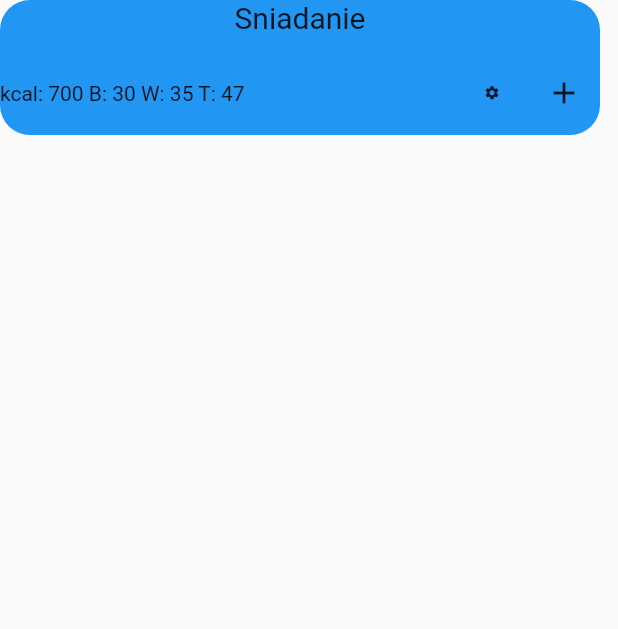
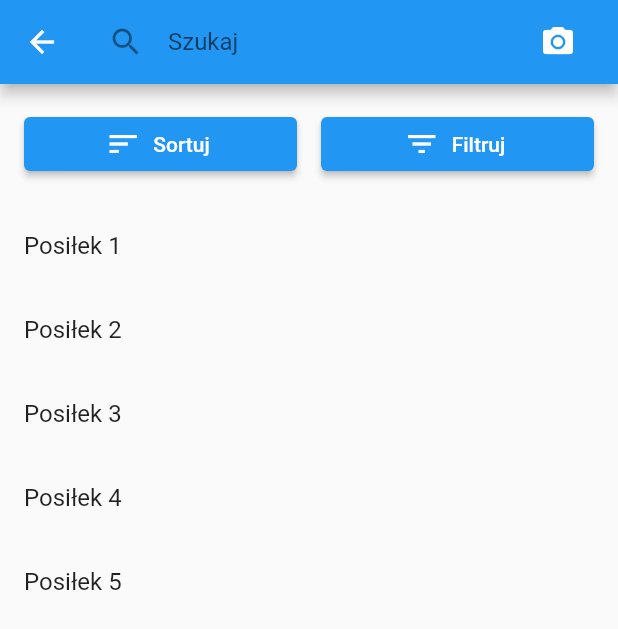
Before and after one commit to ihashand/fridger_app, a Flutter app: the MealButton widget shown alone on an empty page, opened directly, after a tap on the "add" icon, on a phone screen of 412 x 824 dp. Shown: the top 629 px of the screen. Run offline on Flutter 3.47's test engine with Material 2 defaults, Android fonts, the phone set to English and light mode, and no system bars.

Commit message:
Add food widget

```diff
--- a/lib/ui/screens/home_screen.dart
+++ b/lib/ui/screens/home_screen.dart
@@ -1,7 +1,6 @@
 import 'package:flutter/material.dart';
 import 'package:fridger_app/ui/screens/login_screen.dart';
 import 'package:fridger_app/ui/widgets/home_widget.dart';
-import 'package:fridger_app/ui/widgets/calendar_widget.dart';
 import 'package:fridger_app/ui/widgets/calendar_widget.dart';
 
 class HomeScreen extends StatefulWidget {
--- /dev/null
+++ b/lib/ui/widgets/add_food_to_meal_widget.dart
@@ -0,0 +1,74 @@
+import 'package:flutter/material.dart';
+
+class AddFoodToMealWidget extends StatelessWidget {
+  const AddFoodToMealWidget({Key? key}) : super(key: key);
+
+  @override
+  Widget build(BuildContext context) {
+    return Scaffold(
+      appBar: AppBar(
+        title: Row(
+          children: [
+            const Expanded(
+              child: TextField(
+                decoration: InputDecoration(
+                  hintText: 'Szukaj',
+                  border: InputBorder.none,
+                  icon: Icon(Icons.search),
+                ),
+              ),
+            ),
+            IconButton(
+              onPressed: () {},
+              icon: const Icon(Icons.camera_alt),
+            ),
+          ],
+        ),
+      ),
+      body: Column(
+        crossAxisAlignment: CrossAxisAlignment.stretch,
+        children: [
+          Padding(
+            padding: const EdgeInsets.all(16.0),
+            child: Row(
+              children: [
+                Expanded(
+                  child: ElevatedButton.icon(
+                    onPressed: () {
+                      // Obsługa naciśnięcia przycisku sortowania
+                    },
+                    icon: const Icon(Icons.sort),
+                    label: const Text('Sortuj'),
+                  ),
+                ),
+                const SizedBox(width: 16.0),
+                Expanded(
+                  child: ElevatedButton.icon(
+                    onPressed: () {
+                      // Obsługa naciśnięcia przycisku filtrowania
+                    },
+                    icon: const Icon(Icons.filter_list),
+                    label: const Text('Filtruj'),
+                  ),
+                ),
+              ],
+            ),
+          ),
+          Expanded(
+            child: ListView.builder(
+              itemCount: 5, // Liczba pozycji do wyświetlenia
+              itemBuilder: (BuildContext context, int index) {
+                return ListTile(
+                  title: Text('Posiłek ${index + 1}'),
+                  onTap: () {
+                    // Obsługa naciśnięcia pozycji na liście
+                  },
+                );
+              },
+            ),
+          ),
+        ],
+      ),
+    );
+  }
+}
--- a/lib/ui/widgets/home_widget.dart
+++ b/lib/ui/widgets/home_widget.dart
@@ -1,4 +1,6 @@
 import 'package:flutter/material.dart';
+
+import 'add_food_to_meal_widget.dart';
 
 class HomeWidget extends StatelessWidget {
   const HomeWidget({Key? key}) : super(key: key);
@@ -105,7 +107,13 @@ class MealButtonState extends State<MealButton> {
                         ),
                         IconButton(
                           onPressed: () {
-                            // obsługa naciśnięcia przycisku dodaj posilek
+                            Navigator.push(
+                              context,
+                              MaterialPageRoute(
+                                builder: (BuildContext context) =>
+                                    const AddFoodToMealWidget(),
+                              ),
+                            );
                           },
                           icon: const Icon(Icons.add),
                         ),
```
